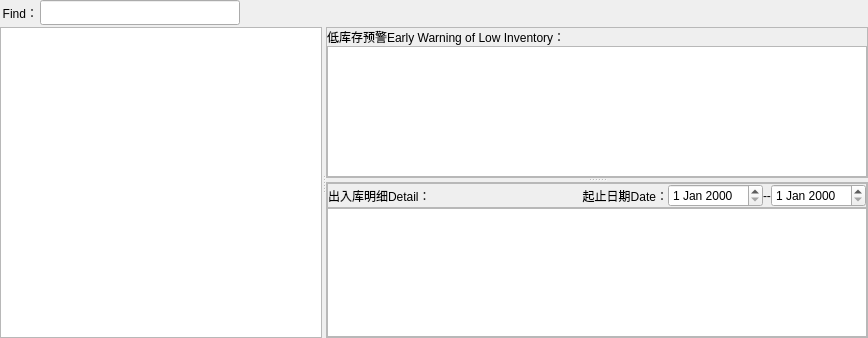
Old version of the form Ui/FormProductList.ui in the repository golden7602/zion.
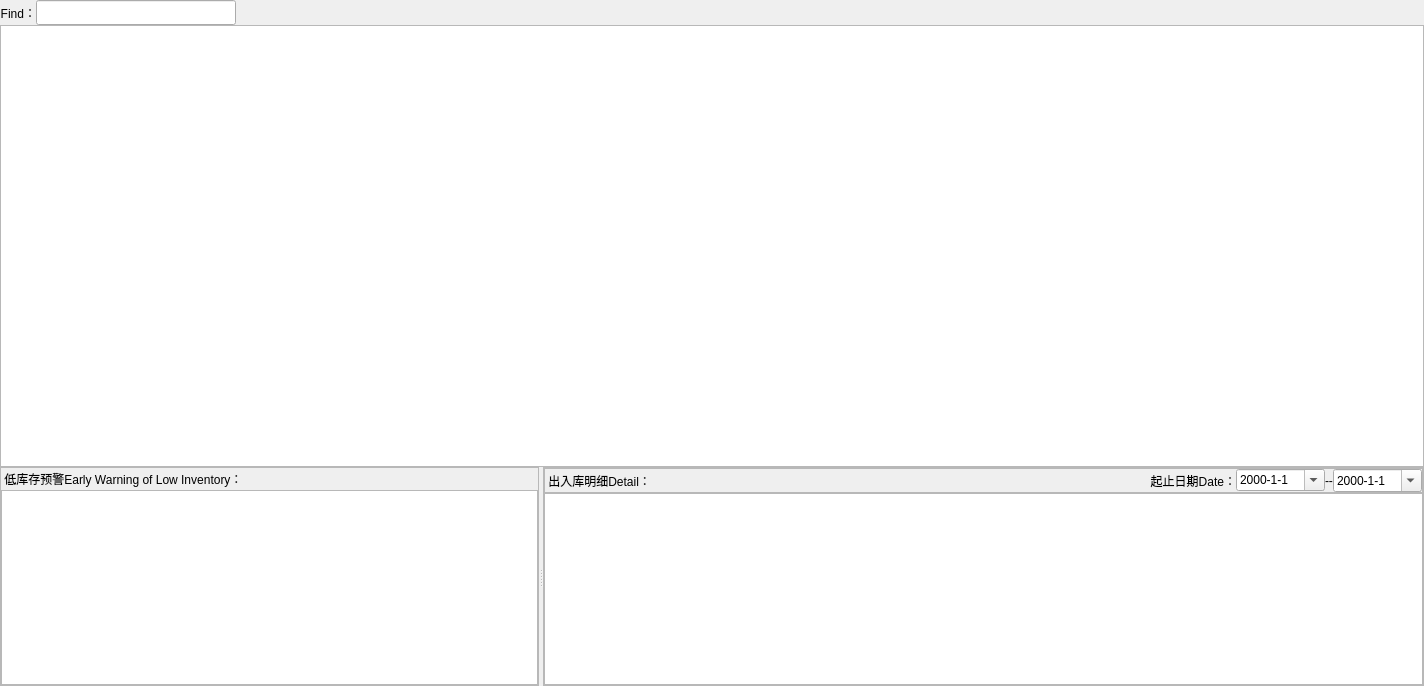
New version of the form.

Commit message: 继续修改库存管理

```diff
--- a/Ui/FormProductList.ui
+++ b/Ui/FormProductList.ui
@@ -6,8 +6,8 @@
    <rect>
     <x>0</x>
     <y>0</y>
-    <width>868</width>
-    <height>338</height>
+    <width>1424</width>
+    <height>686</height>
    </rect>
   </property>
   <property name="font">
@@ -22,7 +22,7 @@
   </property>
   <layout class="QVBoxLayout" name="verticalLayout">
    <property name="spacing">
-    <number>2</number>
+    <number>0</number>
    </property>
    <property name="leftMargin">
     <number>0</number>
@@ -107,10 +107,6 @@
     </layout>
    </item>
    <item>
-    <widget class="QSplitter" name="splitter_2">
-     <property name="orientation">
-      <enum>Qt::Horizontal</enum>
-     </property>
      <widget class="QTableView" name="tableView">
       <property name="selectionMode">
        <enum>QAbstractItemView::SingleSelection</enum>
@@ -122,9 +118,11 @@
        <number>25</number>
       </attribute>
      </widget>
+   </item>
+   <item>
      <widget class="QSplitter" name="splitter">
       <property name="orientation">
-       <enum>Qt::Vertical</enum>
+      <enum>Qt::Horizontal</enum>
       </property>
       <widget class="QFrame" name="frame">
        <property name="frameShape">
@@ -151,8 +149,14 @@
         </property>
         <item>
          <widget class="QLabel" name="label_2">
+         <property name="minimumSize">
+          <size>
+           <width>0</width>
+           <height>22</height>
+          </size>
+         </property>
           <property name="text">
-           <string>低库存预警Early Warning of Low Inventory：</string>
+          <string> 低库存预警Early Warning of Low Inventory：</string>
           </property>
          </widget>
         </item>
@@ -218,7 +222,7 @@
            <item>
             <widget class="QLabel" name="label_4">
              <property name="text">
-              <string>出入库明细Detail：</string>
+             <string> 出入库明细Detail：</string>
              </property>
             </widget>
            </item>
@@ -246,7 +250,20 @@
             </widget>
            </item>
            <item>
-            <widget class="QDateEdit" name="dateEdit_2"/>
+           <widget class="QDateEdit" name="dateBegin">
+            <property name="maximumSize">
+             <size>
+              <width>16777215</width>
+              <height>22</height>
+             </size>
+            </property>
+            <property name="displayFormat">
+             <string>yyyy-M-d</string>
+            </property>
+            <property name="calendarPopup">
+             <bool>true</bool>
+            </property>
+           </widget>
            </item>
            <item>
             <widget class="QLabel" name="label_5">
@@ -268,7 +285,14 @@
             </widget>
            </item>
            <item>
-            <widget class="QDateEdit" name="dateEdit"/>
+           <widget class="QDateEdit" name="dateEditEnd">
+            <property name="displayFormat">
+             <string>yyyy-M-d</string>
+            </property>
+            <property name="calendarPopup">
+             <bool>true</bool>
+            </property>
+           </widget>
            </item>
           </layout>
          </widget>
@@ -284,7 +308,6 @@
          </widget>
         </item>
        </layout>
-      </widget>
      </widget>
     </widget>
    </item>
```
Lines whose indentation alone changed are shown as unchanged. The commit also changes 12 other files.
